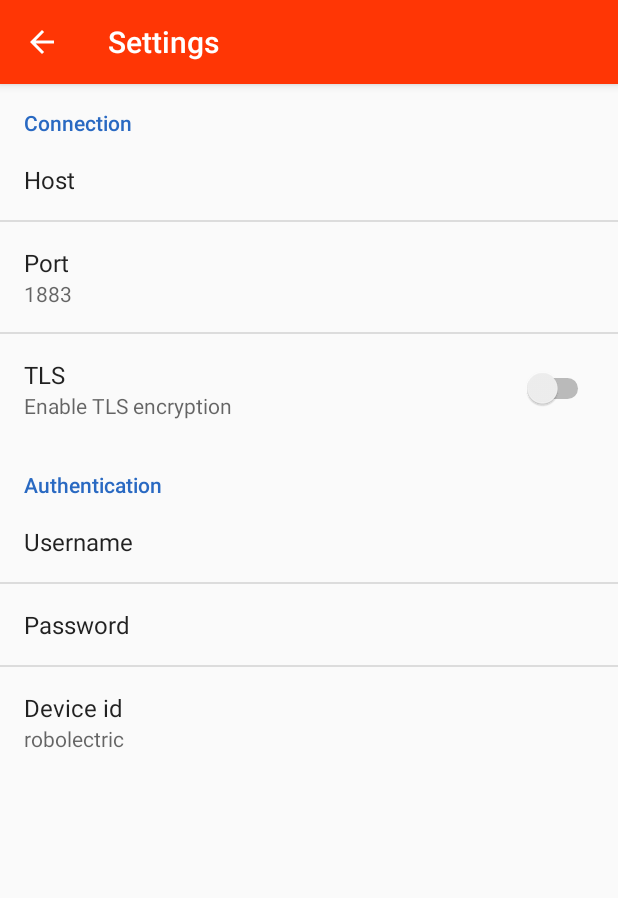
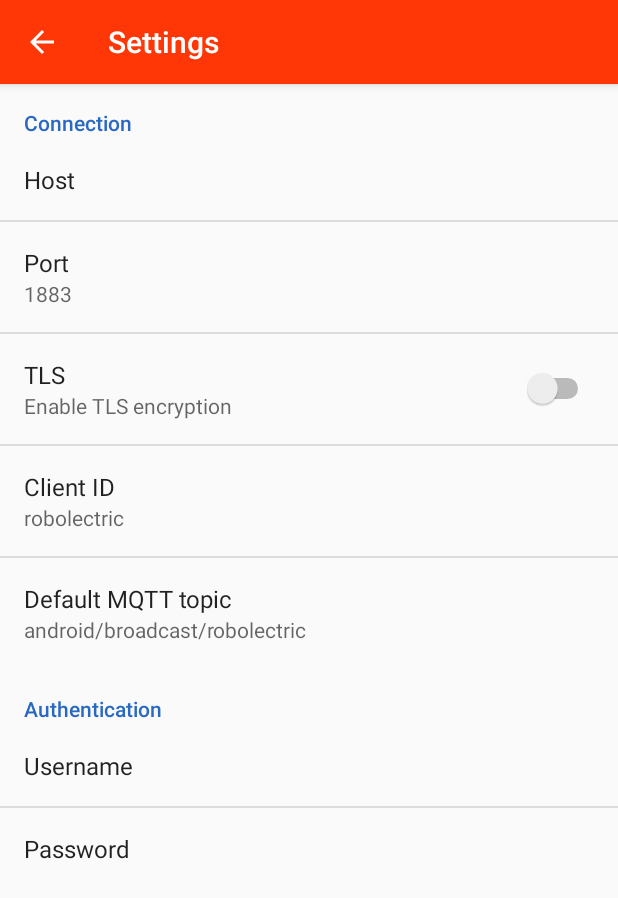
Before and after one commit to pixento/broadcast-to-mqtt, an Android app: the screen it shows after launch (SettingsActivity), after a tap on "Settings", on a phone screen of 412 x 824 dp. Shown: the top 898 px of the screen. Run offline under Robolectric (Android 15) with nearby library versions, the phone set to English and light mode, and no system bars; libraries missing offline, so code that uses them is left out: org.eclipse.paho; 4 statements that could not run were skipped.

Commit message:
Added global and per BC topic settings, fixed reconnect after leaving settings screen.

```diff
--- a/app/src/main/java/pixento/nl/broadcasttomqtt/BroadcastActionPermissions.java
+++ b/app/src/main/java/pixento/nl/broadcasttomqtt/BroadcastActionPermissions.java
@@ -1,4 +1,6 @@
 package pixento.nl.broadcasttomqtt;
+
+import java.util.HashMap;
 
 /**
  * Created by Corniël Joosse on 06-Sep-17.
@@ -199,4 +201,8 @@ public class BroadcastActionPermissions {
             "android.telephony.action.DEFAULT_SMS_SUBSCRIPTION_CHANGED",
             "android.telephony.action.DEFAULT_SUBSCRIPTION_CHANGED"
     };
+
+    static final HashMap<String, String[]> ACTION_PERMISSIONS = new HashMap<String, String[]>(){{
+        put("android.intent.action.PHONE_STATE", new String[]{"android.permission.READ_PHONE_STATE"});
+    }};
 }
--- a/app/src/main/java/pixento/nl/broadcasttomqtt/BroadcastItem.java
+++ b/app/src/main/java/pixento/nl/broadcasttomqtt/BroadcastItem.java
@@ -4,14 +4,19 @@ import java.util.Date;
 
 class BroadcastItem {
     /**
+     * A human readable alias
+     */
+    public String alias = "";
+
+    /**
      * The action of the broadcast to filter for
      */
     public String action = "";
 
     /**
-     * A human readable alias
+     * The action of the broadcast to filter for
      */
-    public String alias = "";
+    public String topic = "";
 
     /**
      * Date of the last MQTT message with this broadcast. Used for the rate limit.
--- a/app/src/main/java/pixento/nl/broadcasttomqtt/MainActivity.java
+++ b/app/src/main/java/pixento/nl/broadcasttomqtt/MainActivity.java
@@ -43,26 +43,8 @@ public class MainActivity extends AppCompatActivity implements SharedPreferences
         prefs = PreferenceManager.getDefaultSharedPreferences(this);
         prefs.registerOnSharedPreferenceChangeListener(this);
 
-        // No broadcasts set yet, this is the first run of the app!
-        if (!prefs.contains(bcPrefsKey)) {
-            // Add some default broadcasts to the config as example
-            BroadcastItemList defaultBroadcastItems = new BroadcastItemList();
-            defaultBroadcastItems.add(new BroadcastItem("com.sonyericsson.alarm.ALARM_ALERT", "Sony alarm"));
-            defaultBroadcastItems.add(new BroadcastItem("com.android.deskclock.ALARM_ALERT", "Android alarm"));
-            defaultBroadcastItems.add(new BroadcastItem("com.android.alarmclock.ALARM_ALERT", "Android alarm"));
-            defaultBroadcastItems.add(new BroadcastItem("com.samsung.sec.android.clockpackage.alarm.ALARM_ALERT", "Samsung alarm"));
-
-            SharedPreferences.Editor editor = prefs.edit();
-            editor.putStringSet(bcPrefsKey, defaultBroadcastItems.toStringSet());
-            editor.commit();
-        }
-
-        // Make sure a device id is set
-        if (!prefs.contains("pref_device_id")) {
-            SharedPreferences.Editor editor = prefs.edit();
-            editor.putString("pref_device_id", MqttConnection.getDefaultDeviceId());
-            editor.commit();
-        }
+        // Validate the prefs
+        this.checkPreferences();
 
         // Create the listview
         bcListView = (ListView) findViewById(R.id.broadcast_list);
@@ -109,6 +91,41 @@ public class MainActivity extends AppCompatActivity implements SharedPreferences
         startService(serviceIntent);
     }
 
+    /**
+     * Check whether the minimal preferences are available and delete deprecated prefs
+     */
+    public void checkPreferences() {
+        // Open the editor
+        SharedPreferences.Editor editor = prefs.edit();
+
+        // No broadcasts set yet, this is the first run of the app!
+        if (!prefs.contains(bcPrefsKey)) {
+            // Add some default broadcasts to the config as example
+            BroadcastItemList defaultBroadcastItems = new BroadcastItemList();
+            defaultBroadcastItems.add(new BroadcastItem("com.sonyericsson.alarm.ALARM_ALERT", "Sony alarm"));
+            defaultBroadcastItems.add(new BroadcastItem("com.android.deskclock.ALARM_ALERT", "Android alarm"));
+            defaultBroadcastItems.add(new BroadcastItem("com.android.alarmclock.ALARM_ALERT", "Android alarm"));
+            defaultBroadcastItems.add(new BroadcastItem("com.samsung.sec.android.clockpackage.alarm.ALARM_ALERT", "Samsung alarm"));
+
+            editor.putStringSet(bcPrefsKey, defaultBroadcastItems.toStringSet());
+        }
+
+        // Make sure a client id is set
+        String defaultClientId = prefs.getString("pref_device_id", MqttConnection.getDefaultClientId());
+        if (!prefs.contains("pref_client_id")) {
+            // Get the deprecated pref pref_device_id as default client id if existing
+            editor.putString("pref_client_id", defaultClientId);
+        }
+
+        if (!prefs.contains("pref_mqtt_topic")) {
+            editor.putString(
+                "pref_mqtt_topic",
+                MqttConnection.defaultBaseTopic + '/' + defaultClientId
+            );
+        }
+
+        editor.commit();
+    }
 
     @Override
     public void onSharedPreferenceChanged(SharedPreferences sharedPreferences, String key) {
@@ -195,7 +212,7 @@ public class MainActivity extends AppCompatActivity implements SharedPreferences
     private void updateBCListView(SharedPreferences prefs) {
         // Get the broadcast items from preference manager
         bcItems = new BroadcastItemList(
-                prefs.getStringSet(bcPrefsKey, new HashSet<String>())
+            prefs.getStringSet(bcPrefsKey, new HashSet<String>())
         );
 
         if (adapter != null) {
--- a/app/src/main/java/pixento/nl/broadcasttomqtt/MqttConnection.java
+++ b/app/src/main/java/pixento/nl/broadcasttomqtt/MqttConnection.java
@@ -5,6 +5,7 @@ import android.app.PendingIntent;
 import android.content.Context;
 import android.content.Intent;
 import android.content.SharedPreferences;
+import android.os.Handler;
 import android.preference.PreferenceManager;
 import android.text.TextUtils;
 import android.util.Log;
@@ -39,21 +40,22 @@ import javax.net.ssl.X509TrustManager;
 
 public class MqttConnection {
 
-    public ConnectionState connectionState = new ConnectionState();
+    ConnectionState connectionState = new ConnectionState();
+    static String defaultBaseTopic = "android/broadcast";
+    static final int CONNECT_RETRY_TIME = 5;
 
     private static MqttConnection instance = null;
     private MqttAndroidClient mqttAndroidClient;
     private SharedPreferences prefs;
+
     private LinkedList<MqttQueueItem> queue = new LinkedList<>();
-
     private static final int RETRY_TIME = 20;
     private static final String TAG = "MqttConnection";
-    private static final String clientId = "BroadcastToMQTTAndroid";
-    private static String basePublishTopic = "android/broadcast";
+    private static String clientId = "BroadcastToMQTTAndroid";
 
     private boolean keepAlive = false;
     private String serverUri;
-    private String publishTopic;
+    private String globalTopic;
     private String username;
     private String password;
     private boolean reconnect = false;
@@ -73,7 +75,10 @@ public class MqttConnection {
         return instance;
     }
 
-    static String getDefaultDeviceId() {
+    /**
+     * @return A client id based on the device name
+     */
+    static String getDefaultClientId() {
         return android.os.Build.MODEL.replaceAll("(\\s+)", "-").toLowerCase();
     }
 
@@ -106,27 +111,29 @@ public class MqttConnection {
         this.setRetryAlarm(context);
 
         // Create the MQTT client and set the callback class
-        this.updateMqttClient(context);
+        //this.updateMqttClient(context);
 
         // Connect on instantiation
-        this.connect();
+        //this.connect();
     }
 
-    void updatePreferences(Context context) {
-        Log.v(TAG, "Getting the updated preferences");
-
-        // Disconnect the client
-        this.disconnect();
+    /**
+     * Get the update preferences and re-init the mqtt client.
+     * @param context
+     */
+    void updatePreferences(final Context context) {
+        Log.v(TAG, "Getting the updated preferences. connected: "+ (isConnected()));
 
         // Get the preferences needed
         prefs = PreferenceManager.getDefaultSharedPreferences(context);
         String server = prefs.getString("pref_host", "").trim();
         String port = prefs.getString("pref_port", "1883").trim();
-        String deviceid = prefs.getString("pref_device_id", MqttConnection.getDefaultDeviceId());
+        clientId = prefs.getString("pref_client_id", MqttConnection.getDefaultClientId()).trim();
         useTLS = prefs.getBoolean("pref_tls", false);
 
         // Set the topic and server uri
-        publishTopic = TextUtils.join("/", new String[] {basePublishTopic, deviceid});
+        String defaultTopic = TextUtils.join("/", new String[] {defaultBaseTopic, clientId});
+        globalTopic = prefs.getString("pref_mqtt_topic", defaultTopic);
         String protocol = useTLS ? "ssl" : "tcp";
         serverUri = server.isEmpty() ? "" : protocol + "://" + server + ":" + port;
 
@@ -134,13 +141,36 @@ public class MqttConnection {
         username = prefs.getString("pref_username", "").trim();
         password = prefs.getString("pref_password", "").trim();
 
-        // Update the client with the new url etc.
-        this.updateMqttClient(context);
+        if (isConnected() || (isInstantiated() && keepAlive)) {
+            try {
+                // Do the disconnectioning
+                mqttAndroidClient.disconnect(100, null, new IMqttActionListener() {
+                    @Override
+                    public void onSuccess(IMqttToken asyncActionToken) {
+                        // Set state to disconnect only when really disconnected
+                        MqttConnection.this.connectionState.set(ConnectionState.State.DISCONNECTED);
+                        Log.i(TAG, "Disconnected MQTT client");
 
-        // Then reconnect, but wait for the previous client to be disconnected
-        this.reconnect = true;
-        if (keepAlive && this.connectionState.state == ConnectionState.State.DISCONNECTED) {
-            this.connect();
+                        // Update the client with the new url etc.
+                        MqttConnection.this.updateMqttClient(context);
+
+                        // Connect again
+                        MqttConnection.this.delayedConnect(200);
+                    }
+
+                    @Override
+                    public void onFailure(IMqttToken asyncActionToken, Throwable e) {
+                        Log.i(TAG, "Error disconnecting: " + e.getMessage());
+                    }
+                });
+
+
+            } catch (MqttException | NullPointerException | IllegalArgumentException e) {
+                Log.i(TAG, "Error disconnecting: " + e.getMessage());
+            }
+        } else {
+            // Update the client with the new url etc.
+            MqttConnection.this.updateMqttClient(context);
         }
     }
 
@@ -203,6 +233,19 @@ public class MqttConnection {
         am.set(AlarmManager.RTC_WAKEUP, System.currentTimeMillis() + 1000 * RETRY_TIME, pi);
     }
 
+    void delayedConnect(int delayMs) {
+        Handler handler = new Handler();
+        handler.postDelayed(new Runnable() {
+            @Override
+            public void run() {
+                // Check if still not connected
+                if(MqttConnection.this.connectionState.state != ConnectionState.State.CONNECTED) {
+                    MqttConnection.this.connect();
+                }
+            }
+        }, delayMs);
+    }
+
     /**
      * Connect to the configured MQTT server
      */
@@ -219,10 +262,10 @@ public class MqttConnection {
 
 
         MqttConnectOptions mqttConnectOptions = new MqttConnectOptions();
-        mqttConnectOptions.setAutomaticReconnect(this.keepAlive);
+        mqttConnectOptions.setAutomaticReconnect(false); // this.keepAlive);
         mqttConnectOptions.setKeepAliveInterval(10);
         mqttConnectOptions.setConnectionTimeout(10);
-        mqttConnectOptions.setCleanSession(false);
+        mqttConnectOptions.setCleanSession(true);
 
         // Setup TLS if enabled in the settings
         if (useTLS) {
@@ -291,6 +334,11 @@ public class MqttConnection {
                 public void onFailure(IMqttToken asyncActionToken, Throwable e) {
                     Log.i(TAG, "Failed to connect to " + serverUri + ": " + e.getCause());
                     MqttConnection.this.connectionState.set(ConnectionState.State.CONNECTION_ERROR);
+
+                    // Reconnect in x s if keep-alive is true
+                    if(keepAlive) {
+                        delayedConnect(CONNECT_RETRY_TIME * 1000);
+                    }
                 }
             });
 
@@ -339,21 +387,36 @@ public class MqttConnection {
     void disconnect() {
         if (this.isInstantiated()) {
             try {
-                // Set state to disconnect even when disconnect throws an exception
-                MqttConnection.this.connectionState.set(ConnectionState.State.DISCONNECTED);
-
-                // Do the disconnectioning
+                // Do the disconnectioning, do it also forcibly in case normal disconnect fails
                 mqttAndroidClient.disconnect();
                 Log.i(TAG, "Disconnected MQTT client");
+
+                // Set state to disconnect only when really disconnected
+                MqttConnection.this.connectionState.set(ConnectionState.State.DISCONNECTED);
             } catch (MqttException | NullPointerException | IllegalArgumentException e) {
                 Log.i(TAG, "Error disconnecting: " + e.getMessage());
+
+                // Last chance: forcibly disconnect... :-)
+                try {
+                    mqttAndroidClient.disconnectForcibly();
+                    Log.i(TAG, "Disconnected MQTT client forcibly");
+
+                    // Set state to disconnect only when really disconnected
+                    MqttConnection.this.connectionState.set(ConnectionState.State.DISCONNECTED);
+                } catch (MqttException | NullPointerException | IllegalArgumentException | UnsupportedOperationException e2) {
+                    Log.i(TAG, "Error disconnecting forcibly: " + e2.getMessage());
+                }
             }
         }
     }
 
     void enqueue(JSONObject json) {
+        this.enqueue(json, "");
+    }
+
+    void enqueue(JSONObject json, String topic) {
         Log.v(TAG, "Enqueueing new message: " + json.toString());
-        queue.add(new MqttQueueItem(json));
+        queue.add(new MqttQueueItem(json, topic));
         this.publishAll();
     }
 
@@ -415,7 +478,11 @@ public class MqttConnection {
             mqttMessage.setPayload(message.payload.toString().getBytes());
             mqttMessage.setQos(2);
 
-            mqttAndroidClient.publish(publishTopic, mqttMessage);
+            // Determine the topic and publish the message
+            String topic = message.topic.isEmpty() ?
+                globalTopic :
+                message.topic;
+            mqttAndroidClient.publish(topic, mqttMessage);
 
             // Some nice logging, yeah!
             Log.i(TAG, "Message Published: " + message.toString());
--- a/app/src/main/java/pixento/nl/broadcasttomqtt/MqttQueueItem.java
+++ b/app/src/main/java/pixento/nl/broadcasttomqtt/MqttQueueItem.java
@@ -10,22 +10,28 @@ import java.util.Date;
  */
 class MqttQueueItem {
     JSONObject payload;
+    String topic = "";
     int retries;
 
     private Date timeout;
 
-    MqttQueueItem(JSONObject payload, int retries, int timeout) {
+    MqttQueueItem(JSONObject payload, String topic, int retries, int timeout) {
         this.payload = payload;
+        this.topic = topic;
         this.retries = retries;
         this.setTimeout(timeout);
     }
 
     MqttQueueItem(JSONObject payload, int retries) {
-        this(payload, retries, 30);
+        this(payload, "", retries, 30);
+    }
+
+    MqttQueueItem(JSONObject payload, String topic) {
+        this(payload, topic, 3, 30);
     }
 
     MqttQueueItem(JSONObject payload) {
-        this(payload, 3, 30);
+        this(payload, "", 3, 30);
     }
 
     void setTimeout(int timeout) {
@@ -42,9 +48,10 @@ class MqttQueueItem {
 
     @Override
     public String toString() {
-        return "MqttQueueItem {retries: "+ this.retries +
-                ", timeout: "+ this.timeout.toString() +
-                ", payload: "+ this.payload.toString() +
-                "}";
+        return "MqttQueueItem {retries: " + this.retries +
+            ", timeout: " + this.timeout.toString() +
+            ", payload: " + this.payload.toString() +
+            ", topic: " + this.topic +
+            "}";
     }
 }
--- a/app/src/main/java/pixento/nl/broadcasttomqtt/SubBroadcastReceiver.java
+++ b/app/src/main/java/pixento/nl/broadcasttomqtt/SubBroadcastReceiver.java
@@ -86,7 +86,7 @@ public class SubBroadcastReceiver extends BroadcastReceiver {
 
         // Get the MqttConnection instance and enqueue the message
         MqttConnection connection = MqttConnection.getInstance(context);
-        connection.enqueue(payload);
+        connection.enqueue(payload, current.topic);
 
         // Set an retry alarm in case some messages were not sent
         connection.setRetryAlarm(context);
--- a/app/src/main/res/values/strings.xml
+++ b/app/src/main/res/values/strings.xml
@@ -35,6 +35,8 @@
     <string name="title_last_payload">Latest MQTT message payload</string>
     <string name="unknown">Unknown</string>
     <string name="not_available">Not available</string>
+    <string name="mqtt_publish_topic">MQTT publish topic</string>
+    <string name="broadcast_edit_topic_description">Leave empty to use the global topic from the main settings.</string>
 
 
 </resources>
--- a/app/src/main/res/xml/preferences.xml
+++ b/app/src/main/res/xml/preferences.xml
@@ -4,44 +4,57 @@
     <PreferenceCategory android:title="Connection">
 
         <EditTextPreference
+            android:inputType="textUri"
             android:key="pref_host"
             android:selectAllOnFocus="true"
             android:singleLine="true"
-            android:title="Host"
-            android:inputType="textUri"/>
+            android:title="Host"/>
         <EditTextPreference
             android:defaultValue="1883"
+            android:inputType="number"
             android:key="pref_port"
             android:selectAllOnFocus="true"
             android:singleLine="true"
-            android:title="Port"
-            android:inputType="number"/>
+            android:title="Port"/>
         <SwitchPreference
             android:defaultValue="false"
             android:key="pref_tls"
-            android:title="TLS"
-            android:summary="Enable TLS encryption"/>
+            android:summary="Enable TLS encryption"
+            android:title="TLS"/>
+        <EditTextPreference
+            android:inputType="text"
+            android:key="pref_client_id"
+            android:selectAllOnFocus="true"
+            android:singleLine="true"
+            android:title="Client ID"/>
+        <EditTextPreference
+            android:inputType="text"
+            android:key="pref_mqtt_topic"
+            android:selectAllOnFocus="true"
+            android:singleLine="true"
+            android:title="Default MQTT topic"/>
     </PreferenceCategory>
     <PreferenceCategory android:title="Authentication">
 
         <EditTextPreference
+            android:inputType="text"
             android:key="pref_username"
             android:selectAllOnFocus="true"
             android:singleLine="true"
-            android:title="Username"
-            android:inputType="text"/>
+            android:title="Username"/>
         <EditTextPreference
+            android:inputType="textPassword"
             android:key="pref_password"
             android:password="true"
             android:selectAllOnFocus="true"
             android:singleLine="true"
-            android:title="Password"
-            android:inputType="textPassword"/>
-        <EditTextPreference
+            android:title="Password"/>
+        <!--<EditTextPreference
             android:key="pref_device_id"
             android:selectAllOnFocus="true"
             android:singleLine="true"
             android:title="Device id"
-            android:inputType="text"/>
+            android:inputType="text"/>-->
+
     </PreferenceCategory>
 </PreferenceScreen>
```
Also changed, not shown: app/src/main/java/pixento/nl/broadcasttomqtt/EditBroadcastActivity.java (+6 -1 lines), app/src/main/java/pixento/nl/broadcasttomqtt/SettingsFragment.java (+12 -4 lines), app/src/main/res/layout/content_edit_broadcast.xml (+30 -0 lines).
